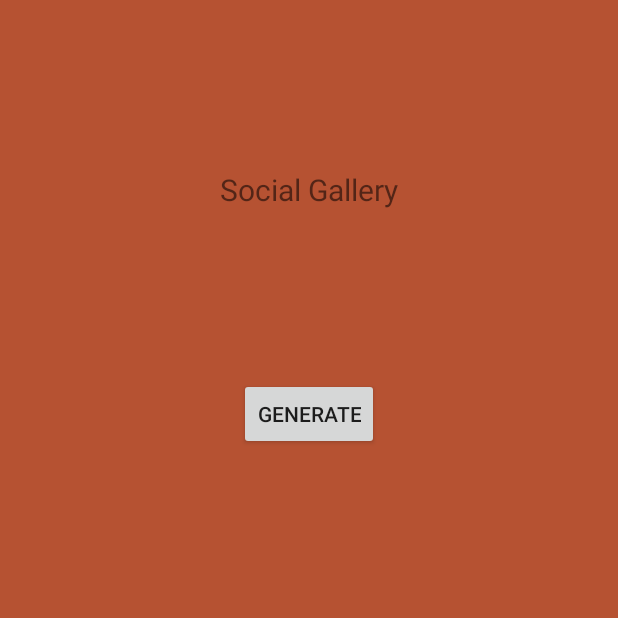
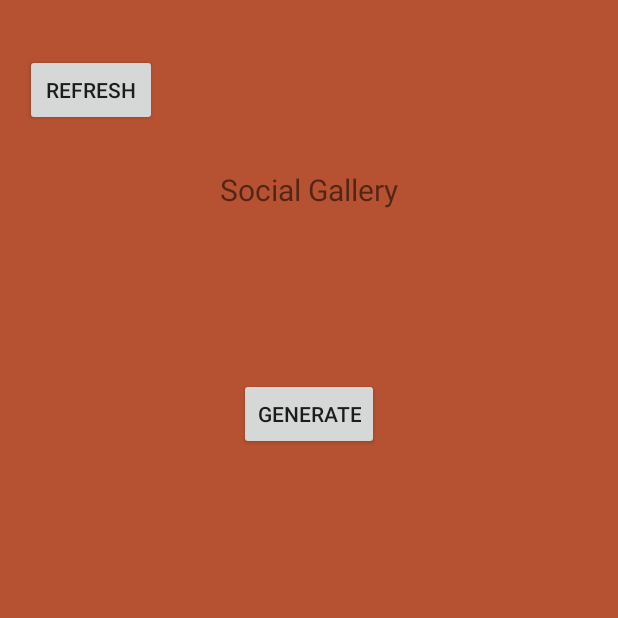
Before and after one commit to s529428/Jack-O-Lantern-SOS, an Android app: the SocialGalleryActivity screen opened directly, with no data from a screen before it, on a phone screen of 412 x 824 dp, the top half of it. Run offline under Robolectric (Android 15) with nearby library versions, the phone set to English and light mode, and no system bars; libraries missing offline, so code that uses them is left out: com.parse.

Commit message:
added in a refresh button to get recycler view to work better

```diff
--- a/app/src/main/java/com/example/jackolanternsos/pumkinfaceModel.java
+++ b/app/src/main/java/com/example/jackolanternsos/pumkinfaceModel.java
@@ -43,6 +43,7 @@ public class pumkinfaceModel {
     }
     private void privateLoad(){
         //pulling in private faces
+
     }
     private void socialLoad() {
         //pulling in public stored faces
--- a/app/src/main/res/layout/activity_social_gallery.xml
+++ b/app/src/main/res/layout/activity_social_gallery.xml
@@ -43,4 +43,16 @@
         app:layout_constraintStart_toStartOf="parent"
         app:layout_constraintTop_toTopOf="parent" />
 
+    <Button
+        android:id="@+id/redrawBTN"
+        android:layout_width="wrap_content"
+        android:layout_height="wrap_content"
+        android:text="Refresh"
+        app:layout_constraintBottom_toTopOf="@+id/pumkinRV"
+        app:layout_constraintEnd_toStartOf="@+id/helpTV"
+        app:layout_constraintHorizontal_bias="0.28"
+        app:layout_constraintStart_toStartOf="parent"
+        app:layout_constraintTop_toTopOf="parent"
+        app:layout_constraintVertical_bias="0.124" />
+
 </androidx.constraintlayout.widget.ConstraintLayout>
```
Also changed, not shown: app/src/main/java/com/example/jackolanternsos/SocialGalleryActivity.java (+20 -1 lines).
